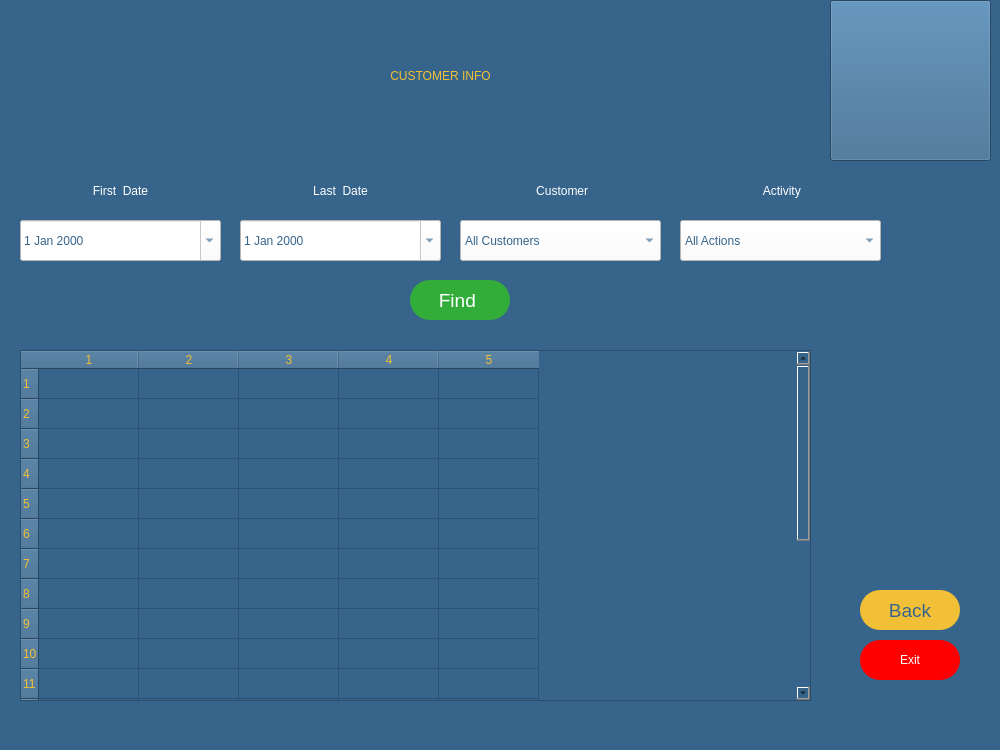
Above: customerinfopage.ui from melihorhanyilmaz/Project before the change. Below: the same form after it.
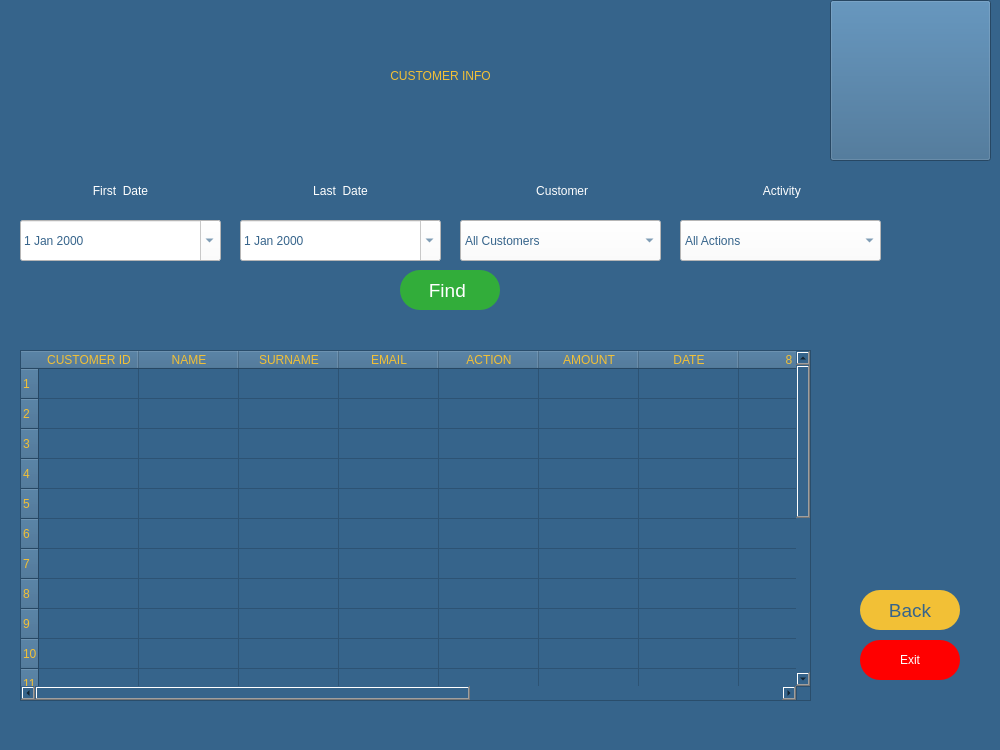
That is the form after the change. Icons and pictures are not drawn.

The edit to the form file:
```diff
--- a/customerinfopage.ui
+++ b/customerinfopage.ui
@@ -50,6 +50,9 @@
       <height>351</height>
      </rect>
     </property>
+    <property name="layoutDirection">
+     <enum>Qt::LeftToRight</enum>
+    </property>
     <property name="styleSheet">
      <string notr="true">font: 63 10pt &quot;Montserrat SemiBold&quot;;
 color: rgb(242, 192, 54);</string>
@@ -58,7 +61,7 @@
      <number>20</number>
     </property>
     <property name="columnCount">
-     <number>5</number>
+     <number>12</number>
     </property>
     <attribute name="horizontalHeaderCascadingSectionResizes">
      <bool>false</bool>
@@ -83,6 +86,41 @@
     <row/>
     <row/>
     <row/>
+    <column>
+     <property name="text">
+      <string>CUSTOMER ID</string>
+     </property>
+    </column>
+    <column>
+     <property name="text">
+      <string>NAME</string>
+     </property>
+    </column>
+    <column>
+     <property name="text">
+      <string>SURNAME</string>
+     </property>
+    </column>
+    <column>
+     <property name="text">
+      <string>EMAIL</string>
+     </property>
+    </column>
+    <column>
+     <property name="text">
+      <string>ACTION</string>
+     </property>
+    </column>
+    <column>
+     <property name="text">
+      <string>AMOUNT</string>
+     </property>
+    </column>
+    <column>
+     <property name="text">
+      <string>DATE</string>
+     </property>
+    </column>
     <column/>
     <column/>
     <column/>
@@ -265,8 +303,8 @@
    <widget class="QPushButton" name="B_find">
     <property name="geometry">
      <rect>
-      <x>410</x>
-      <y>280</y>
+      <x>400</x>
+      <y>270</y>
       <width>100</width>
       <height>40</height>
      </rect>
@@ -373,6 +411,27 @@
      </size>
     </property>
    </widget>
+   <widget class="QLabel" name="la_error">
+    <property name="geometry">
+     <rect>
+      <x>200</x>
+      <y>310</y>
+      <width>491</width>
+      <height>31</height>
+     </rect>
+    </property>
+    <property name="styleSheet">
+     <string notr="true">color: rgb(255, 255, 255);
+font: 63 12pt &quot;Montserrat SemiBold&quot;;
+</string>
+    </property>
+    <property name="text">
+     <string/>
+    </property>
+    <property name="alignment">
+     <set>Qt::AlignCenter</set>
+    </property>
+   </widget>
   </widget>
   <widget class="QMenuBar" name="menubar">
    <property name="geometry">
```
